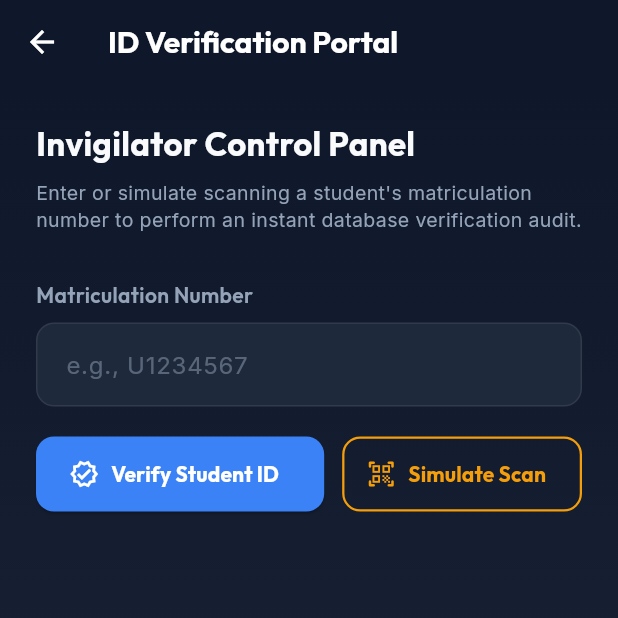
After one commit to Derry-glitch/SACS, a Flutter app: the DashboardScreen screen opened by its route, after a tap on "Verify ID", on a phone screen of 412 x 824 dp, the top half of it. The commit adds this screen. Run offline on Flutter 3.47's test engine with Material 3 defaults, Android fonts, the phone set to English and light mode, and no system bars; our stand-ins replace dio, flutter_secure_storage, go_router, google_fonts, qr_flutter, shared_preferences; accounts and stored records are empty; network calls fail.

Commit message:
Implement Sprint 6 Digital Student ID System

```diff
--- a/sacs_mobile/lib/core/routes/app_routes.dart
+++ b/sacs_mobile/lib/core/routes/app_routes.dart
@@ -4,6 +4,8 @@ import '../../screens/register_screen.dart';
 import '../../screens/dashboard_screen.dart';
 import '../../screens/event_detail_screen.dart';
 import '../../screens/event_form_screen.dart';
+import '../../screens/student_id_screen.dart';
+import '../../screens/id_verification_screen.dart';
 import '../../providers/auth_provider.dart';
 import '../../models/event_model.dart';
 
@@ -61,6 +63,14 @@ class AppRouter {
           event: state.extra as EventModel?,
         ),
       ),
+      GoRoute(
+        path: '/student-id',
+        builder: (context, state) => const StudentIdScreen(),
+      ),
+      GoRoute(
+        path: '/verify-id',
+        builder: (context, state) => const IdVerificationScreen(),
+      ),
     ],
   );
 }
--- /dev/null
+++ b/sacs_mobile/lib/screens/id_verification_screen.dart
@@ -0,0 +1,365 @@
+import 'package:flutter/material.dart';
+import 'package:google_fonts/google_fonts.dart';
+import 'package:provider/provider.dart';
+import '../providers/auth_provider.dart';
+import '../services/api_service.dart';
+import '../core/theme/app_theme.dart';
+
+class IdVerificationScreen extends StatefulWidget {
+  const IdVerificationScreen({super.key});
+
+  @override
+  State<IdVerificationScreen> createState() => _IdVerificationScreenState();
+}
+
+class _IdVerificationScreenState extends State<IdVerificationScreen> {
+  final ApiService _apiService = ApiService();
+  final _formKey = GlobalKey<FormState>();
+  final _matricController = TextEditingController();
+
+  bool _isChecking = false;
+  bool _hasSearched = false;
+  bool _isVerified = false;
+
+  // Verified details
+  String? _matricNumber;
+  String? _firstName;
+  String? _lastName;
+  String? _department;
+  int? _academicLevel;
+  String? _institutionName;
+  String? _profileImageUrl;
+
+  @override
+  void dispose() {
+    _matricController.dispose();
+    super.dispose();
+  }
+
+  Future<void> _verifyMatric(String matric) async {
+    if (matric.trim().isEmpty) return;
+
+    setState(() {
+      _isChecking = true;
+      _hasSearched = false;
+    });
+
+    try {
+      final data = await _apiService.verifyStudentId(matric.trim());
+      setState(() {
+        _isVerified = data['isVerified'] as bool? ?? false;
+        if (_isVerified) {
+          _matricNumber = data['matriculationNumber'] as String?;
+          _firstName = data['firstName'] as String?;
+          _lastName = data['lastName'] as String?;
+          _department = data['department'] as String?;
+          _academicLevel = data['academicLevel'] as int?;
+          _institutionName = data['institutionName'] as String?;
+          _profileImageUrl = data['profileImageUrl'] as String?;
+        }
+        _hasSearched = true;
+        _isChecking = false;
+      });
+    } catch (e) {
+      setState(() {
+        _isVerified = false;
+        _hasSearched = true;
+        _isChecking = false;
+      });
+    }
+  }
+
+  void _simulateScan() {
+    final user = context.read<AuthProvider>().user;
+    if (user != null && user.matriculationNumber != null) {
+      _matricController.text = user.matriculationNumber!;
+      _verifyMatric(user.matriculationNumber!);
+    } else {
+      ScaffoldMessenger.of(context).showSnackBar(
+        const SnackBar(content: Text('No student logged in to simulate.')),
+      );
+    }
+  }
+
+  @override
+  Widget build(BuildContext context) {
+    return Scaffold(
+      appBar: AppBar(
+        title: Text(
+          'ID Verification Portal',
+          style: GoogleFonts.outfit(fontWeight: FontWeight.bold),
+        ),
+        backgroundColor: AppTheme.bgDark,
+        elevation: 0,
+      ),
+      body: Container(
+        height: double.infinity,
+        decoration: const BoxDecoration(
+          gradient: LinearGradient(
+            begin: Alignment.topCenter,
+            end: Alignment.bottomCenter,
+            colors: [AppTheme.bgDark, AppTheme.bgDarkSecondary],
+          ),
+        ),
+        child: SafeArea(
+          child: SingleChildScrollView(
+            padding: const EdgeInsets.all(24.0),
+            child: Form(
+              key: _formKey,
+              child: Column(
+                crossAxisAlignment: CrossAxisAlignment.start,
+                children: [
+                  Text(
+                    'Invigilator Control Panel',
+                    style: GoogleFonts.outfit(
+                      color: AppTheme.textPrimary,
+                      fontSize: 22,
+                      fontWeight: FontWeight.bold,
+                    ),
+                  ),
+                  const SizedBox(height: 8),
+                  Text(
+                    'Enter or simulate scanning a student\'s matriculation number to perform an instant database verification audit.',
+                    style: GoogleFonts.inter(
+                      color: AppTheme.textSecondary,
+                      fontSize: 13,
+                      height: 1.4,
+                    ),
+                  ),
+                  const SizedBox(height: 32),
+
+                  // Input controls
+                  Text(
+                    'Matriculation Number',
+                    style: GoogleFonts.outfit(
+                      color: AppTheme.textSecondary,
+                      fontSize: 14,
+                      fontWeight: FontWeight.w600,
+                    ),
+                  ),
+                  const SizedBox(height: 8),
+                  TextFormField(
+                    controller: _matricController,
+                    decoration: InputDecoration(
+                      hintText: 'e.g., U1234567',
+                      hintStyle: TextStyle(color: AppTheme.textSecondary.withOpacity(0.5)),
+                      filled: true,
+                      fillColor: AppTheme.bgDarkSecondary,
+                      contentPadding: const EdgeInsets.symmetric(horizontal: 16, vertical: 16),
+                      enabledBorder: OutlineInputBorder(
+                        borderRadius: BorderRadius.circular(12),
+                        borderSide: BorderSide(color: Colors.white.withOpacity(0.08)),
+                      ),
+                      focusedBorder: OutlineInputBorder(
+                        borderRadius: BorderRadius.circular(12),
+                        borderSide: const BorderSide(color: AppTheme.primaryLight),
+                      ),
+                    ),
+                    style: const TextStyle(color: AppTheme.textPrimary),
+                    validator: (val) => val == null || val.trim().isEmpty ? 'Enter matriculation number' : null,
+                  ),
+                  const SizedBox(height: 20),
+
+                  // Verify / Action buttons
+                  Row(
+                    children: [
+                      Expanded(
+                        child: SizedBox(
+                          height: 50,
+                          child: ElevatedButton.icon(
+                            onPressed: _isChecking ? null : () => _verifyMatric(_matricController.text),
+                            icon: _isChecking
+                                ? const SizedBox(
+                                    width: 20,
+                                    height: 20,
+                                    child: CircularProgressIndicator(color: Colors.white, strokeWidth: 2),
+                                  )
+                                : const Icon(Icons.verified_outlined, size: 20),
+                            label: Text(
+                              'Verify Student ID',
+                              style: GoogleFonts.outfit(fontWeight: FontWeight.bold),
+                            ),
+                            style: ElevatedButton.styleFrom(
+                              backgroundColor: AppTheme.primaryLight,
+                              foregroundColor: Colors.white,
+                              shape: RoundedRectangleBorder(borderRadius: BorderRadius.circular(12)),
+                            ),
+                          ),
+                        ),
+                      ),
+                      const SizedBox(width: 12),
+                      SizedBox(
+                        height: 50,
+                        child: OutlinedButton.icon(
+                          onPressed: _isChecking ? null : _simulateScan,
+                          icon: const Icon(Icons.qr_code_scanner_rounded, size: 20, color: AppTheme.accent),
+                          label: Text(
+                            'Simulate Scan',
+                            style: GoogleFonts.outfit(color: AppTheme.accent, fontWeight: FontWeight.bold),
+                          ),
+                          style: OutlinedButton.styleFrom(
+                            side: const BorderSide(color: AppTheme.accent, width: 1.5),
+                            shape: RoundedRectangleBorder(borderRadius: BorderRadius.circular(12)),
+                          ),
+                        ),
+                      ),
+                    ],
+                  ),
+                  const SizedBox(height: 36),
+
+                  // Verification State Card Rendering
+                  if (_hasSearched) ...[
+                    if (_isVerified) ...[
+                      // VERIFIED SUCCESS CARD
+                      Container(
+                        width: double.infinity,
+                        padding: const EdgeInsets.all(24.0),
+                        decoration: BoxDecoration(
+                          color: AppTheme.bgDarkSecondary,
+                          borderRadius: BorderRadius.circular(20),
+                          border: Border.all(color: AppTheme.success, width: 2),
+                          boxShadow: [
+                            BoxShadow(
+                              color: AppTheme.success.withOpacity(0.06),
+                              blurRadius: 16,
+                            )
+                          ],
+                        ),
+                        child: Column(
+                          children: [
+                            const Icon(
+                              Icons.check_circle_rounded,
+                              color: AppTheme.success,
+                              size: 54,
+                            ),
+                            const SizedBox(height: 12),
+                            Text(
+                              'ACCESS GRANTED',
+                              style: GoogleFonts.outfit(
+                                color: AppTheme.success,
+                                fontSize: 18,
+                                fontWeight: FontWeight.bold,
+                                letterSpacing: 1.2,
+                              ),
+                            ),
+                            Text(
+                              'Student details matched database record',
+                              style: GoogleFonts.inter(
+                                color: AppTheme.textSecondary,
+                                fontSize: 11,
+                              ),
+                            ),
+                            const Divider(height: 36, color: Colors.white12),
+
+                            // Student Profile Photo Placeholder
+                            Container(
+                              width: 80,
+                              height: 80,
+                              decoration: BoxDecoration(
+                                shape: BoxShape.circle,
+                                border: Border.all(color: AppTheme.primaryLight, width: 1.5),
+                                color: AppTheme.bgDark,
+                              ),
+                              child: _profileImageUrl != null
+                                  ? ClipRRect(
+                                      borderRadius: BorderRadius.circular(40),
+                                      child: Image.network(_profileImageUrl!, fit: BoxFit.cover),
+                                    )
+                                  : Center(
+                                      child: Text(
+                                        '${_firstName?.substring(0, 1) ?? ""}${_lastName?.substring(0, 1) ?? ""}',
+                                        style: GoogleFonts.outfit(
+                                          color: AppTheme.textPrimary,
+                                          fontSize: 26,
+                                          fontWeight: FontWeight.bold,
+                                        ),
+                                      ),
+                                    ),
+                            ),
+                            const SizedBox(height: 16),
+
+                            // Detail Rows
+                            _buildInfoRow('Full Name', '$_firstName $_lastName'),
+                            const SizedBox(height: 12),
+                            _buildInfoRow('Matric No.', _matricNumber ?? ''),
+                            const SizedBox(height: 12),
+                            _buildInfoRow('Department', _department ?? ''),
+                            const SizedBox(height: 12),
+                            _buildInfoRow('Academic Level', '${_academicLevel ?? 100} Level'),
+                            const SizedBox(height: 12),
+                            _buildInfoRow('Institution', _institutionName ?? ''),
+                          ],
+                        ),
+                      )
+                    ] else ...[
+                      // VERIFIED FAILURE CARD
+                      Container(
+                        width: double.infinity,
+                        padding: const EdgeInsets.all(24.0),
+                        decoration: BoxDecoration(
+                          color: AppTheme.bgDarkSecondary,
+                          borderRadius: BorderRadius.circular(20),
+                          border: Border.all(color: AppTheme.error, width: 2),
+                          boxShadow: [
+                            BoxShadow(
+                              color: AppTheme.error.withOpacity(0.06),
+                              blurRadius: 16,
+                            )
+                          ],
+                        ),
+                        child: Column(
+                          children: [
+                            const Icon(
+                              Icons.cancel_rounded,
+                              color: AppTheme.error,
+                              size: 54,
+                            ),
+                            const SizedBox(height: 12),
+                            Text(
+                              'ACCESS DENIED',
+                              style: GoogleFonts.outfit(
+                                color: AppTheme.error,
+                                fontSize: 18,
+                                fontWeight: FontWeight.bold,
+                                letterSpacing: 1.2,
+                              ),
+                            ),
+                            const SizedBox(height: 6),
+                            Text(
+                              'No matching active student profile found for this matriculation number in SACS.',
+                              style: GoogleFonts.inter(
+                                color: AppTheme.textSecondary,
+                                fontSize: 12,
+                              ),
+                              textAlign: TextAlign.center,
+                            ),
+                          ],
+                        ),
+                      )
+                    ]
+                  ],
+                ],
+              ),
+            ),
+          ),
+        ),
+      ),
+    );
+  }
+
+  Widget _buildInfoRow(String label, String value) {
+    return Row(
+      mainAxisAlignment: MainAxisAlignment.spaceBetween,
+      children: [
+        Text(
+          label,
+          style: GoogleFonts.inter(color: AppTheme.textSecondary, fontSize: 13),
+        ),
+        Text(
+          value,
+          style: GoogleFonts.inter(color: AppTheme.textPrimary, fontSize: 13, fontWeight: FontWeight.bold),
+        ),
+      ],
+    );
+  }
+}
--- a/sacs_mobile/lib/widgets/quick_actions_widget.dart
+++ b/sacs_mobile/lib/widgets/quick_actions_widget.dart
@@ -1,6 +1,7 @@
 import 'package:flutter/material.dart';
 import 'package:google_fonts/google_fonts.dart';
 import 'package:provider/provider.dart';
+import 'package:go_router/go_router.dart';
 import '../providers/event_provider.dart';
 import '../core/theme/app_theme.dart';
 
@@ -9,7 +10,9 @@ class QuickActionsWidget extends StatelessWidget {
 
   @override
   Widget build(BuildContext context) {
-    return Row(
+    return Column(
+      children: [
+        Row(
           children: [
             Expanded(
               child: _buildActionCard(
@@ -46,6 +49,34 @@ class QuickActionsWidget extends StatelessWidget {
                   );
                 },
               ),
+            ),
+          ],
+        ),
+        const SizedBox(height: 16),
+        Row(
+          children: [
+            Expanded(
+              child: _buildActionCard(
+                context: context,
+                icon: Icons.qr_code_rounded,
+                title: 'Student ID',
+                subtitle: 'Digital Pass',
+                color: AppTheme.success,
+                onTap: () => context.push('/student-id'),
+              ),
+            ),
+            const SizedBox(width: 16),
+            Expanded(
+              child: _buildActionCard(
+                context: context,
+                icon: Icons.verified_user_rounded,
+                title: 'Verify ID',
+                subtitle: 'Invigilator Portal',
+                color: AppTheme.primaryLight,
+                onTap: () => context.push('/verify-id'),
+              ),
+            ),
+          ],
         ),
       ],
     );
--- a/sacs_mobile/pubspec.yaml
+++ b/sacs_mobile/pubspec.yaml
@@ -17,6 +17,7 @@ dependencies:
   file_picker: ^8.0.3
   google_fonts: ^6.2.1
   shared_preferences: ^2.2.3
+  qr_flutter: ^4.1.0
 
 dev_dependencies:
   flutter_test:
```
Also changed, not shown: sacs_mobile/lib/screens/student_id_screen.dart (added, +319 -0 lines), sacs_mobile/lib/services/api_service.dart (+9 -0 lines), sacs_mobile/pubspec.lock, 3 other files. Lines whose indentation alone changed are shown as unchanged.
